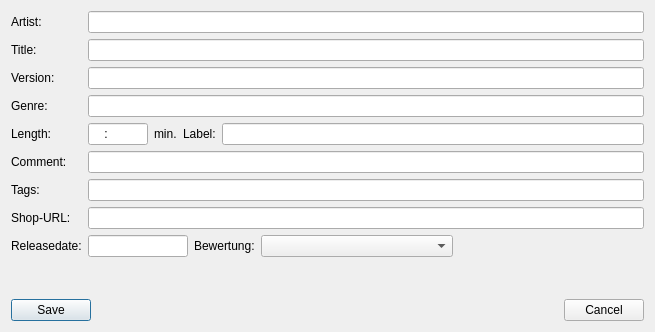
This is gui/src/searchlists/searchlisttrackdialog.ui in pfedick/winmusik as Qt 5 draws it before an edit. The edited form follows.
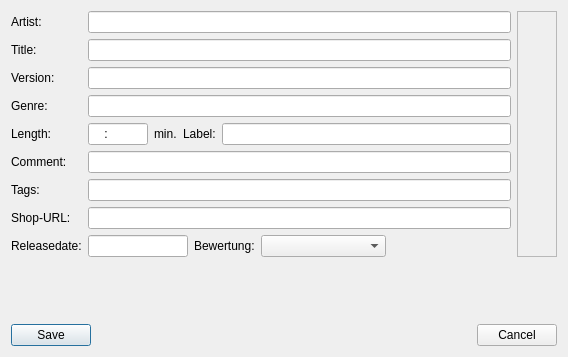
This is the edited form. Icons and pictures are not drawn. Custom widgets are drawn as their Qt base class.

What changed in the file:
```diff
--- a/gui/src/searchlists/searchlisttrackdialog.ui
+++ b/gui/src/searchlists/searchlisttrackdialog.ui
@@ -6,8 +6,8 @@
    <rect>
     <x>0</x>
     <y>0</y>
-    <width>655</width>
-    <height>332</height>
+    <width>568</width>
+    <height>357</height>
    </rect>
   </property>
   <property name="windowTitle">
@@ -17,7 +17,9 @@
    <iconset resource="../../resources.qrc">
     <normaloff>:/icons/resources/edit.png</normaloff>:/icons/resources/edit.png</iconset>
   </property>
-  <layout class="QVBoxLayout" name="verticalLayout">
+  <layout class="QVBoxLayout" name="verticalLayout_2">
+   <item>
+    <layout class="QHBoxLayout" name="horizontalLayout_4">
    <item>
     <layout class="QFormLayout" name="formLayout">
      <item row="0" column="0">
@@ -275,6 +277,36 @@
     </layout>
    </item>
    <item>
+      <widget class="QFrame" name="frame">
+       <property name="frameShape">
+        <enum>QFrame::Shape::StyledPanel</enum>
+       </property>
+       <property name="frameShadow">
+        <enum>QFrame::Shadow::Raised</enum>
+       </property>
+       <layout class="QVBoxLayout" name="verticalLayout">
+        <item>
+         <widget class="WMCoverWidget" name="coverwidget" native="true"/>
+        </item>
+        <item>
+         <spacer name="verticalSpacer_2">
+          <property name="orientation">
+           <enum>Qt::Orientation::Vertical</enum>
+          </property>
+          <property name="sizeHint" stdset="0">
+           <size>
+            <width>20</width>
+            <height>40</height>
+           </size>
+          </property>
+         </spacer>
+        </item>
+       </layout>
+      </widget>
+     </item>
+    </layout>
+   </item>
+   <item>
     <spacer name="verticalSpacer">
      <property name="orientation">
       <enum>Qt::Orientation::Vertical</enum>
@@ -340,6 +372,14 @@
    </item>
   </layout>
  </widget>
+ <customwidgets>
+  <customwidget>
+   <class>WMCoverWidget</class>
+   <extends>QWidget</extends>
+   <header>wmcoverwidget.h</header>
+   <container>1</container>
+  </customwidget>
+ </customwidgets>
  <tabstops>
   <tabstop>artistEdit</tabstop>
   <tabstop>titleEdit</tabstop>
```
Lines whose indentation alone changed are shown as unchanged.
